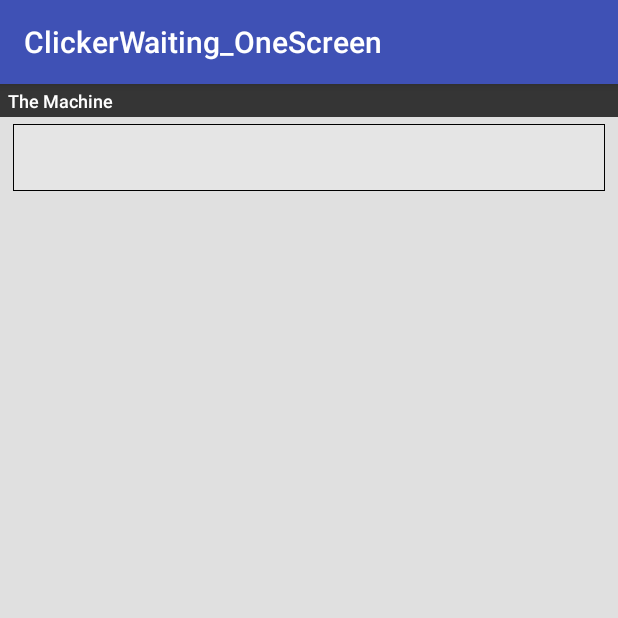
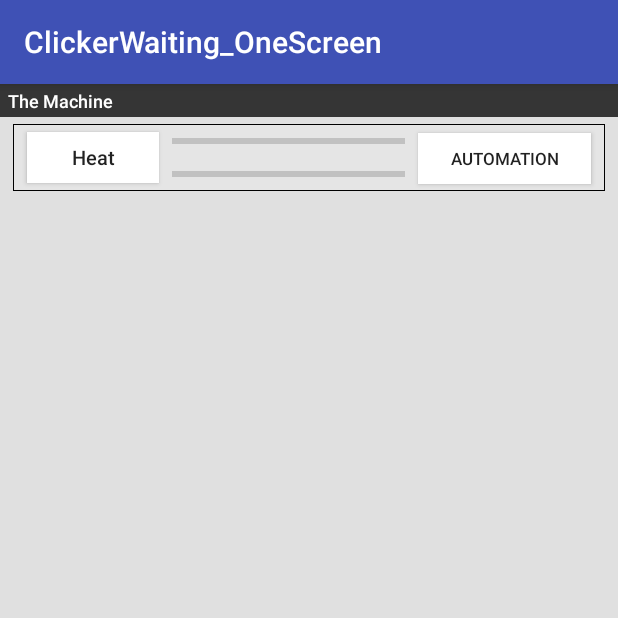
Before and after one commit to Lee-Hyeon/clicker_and_waiting, an Android app: the screen it shows after launch (MainActivity), on a phone screen of 412 x 824 dp, the top half of it. Run offline under Robolectric (Android 15) with nearby library versions, the phone set to English and light mode, and no system bars.

Commit message:
Heat UI 디자인(클리커) 완

```diff
--- a/ClickerWaiting_OneScreen/app/src/main/res/layout/activity_main.xml
+++ b/ClickerWaiting_OneScreen/app/src/main/res/layout/activity_main.xml
@@ -34,7 +34,9 @@
                     android:textAlignment="textStart"
                     android:textAllCaps="false"
                     android:textColor="#FFFFFF"
-                    android:textSize="12sp" />
+                    android:textSize="12sp"
+                    android:clickable="false"
+                    tools:ignore="RtlCompat" />
             </LinearLayout>
 
             <!-- Heat 생산 -->
@@ -52,6 +54,61 @@
                     android:orientation="horizontal"
                     android:layout_margin="0.1pt"
                     android:background="#E5E5E5">
+
+                    <Button
+                        android:id="@+id/bt_Heat"
+                        android:layout_width="wrap_content"
+                        android:layout_height="wrap_content"
+                        android:layout_weight="0"
+                        android:background="#ffffff"
+                        android:text="@string/Heat"
+                        android:textAllCaps="false"
+                        android:layout_marginLeft="4pt"
+                        android:layout_marginRight="4pt"
+                        android:layout_marginTop="2pt"
+                        android:layout_marginBottom="2pt"
+                        android:textSize="6pt"/>
+
+                    <LinearLayout
+                        android:layout_width="wrap_content"
+                        android:layout_height="match_parent"
+                        android:orientation="vertical"
+                        android:layout_weight="4">
+
+                        <ProgressBar
+                            android:id="@+id/pb_HeatCapacity"
+                            style="?android:attr/progressBarStyleHorizontal"
+                            android:layout_width="match_parent"
+                            android:layout_height="match_parent"
+                            android:layout_weight="1"
+                            android:indeterminate="false"
+                            android:max="@integer/Heat_max"
+                            android:progress="@integer/Heat_prog"
+                            android:visibility="visible"
+                            tools:visibility="visible" />
+
+                        <ProgressBar
+                            android:id="@+id/pb_HeatProduction"
+                            style="?android:attr/progressBarStyleHorizontal"
+                            android:layout_width="match_parent"
+                            android:layout_height="match_parent"
+                            android:layout_weight="1" />
+
+                    </LinearLayout>
+
+                    <Button
+                        android:id="@+id/bt_HeatAuto"
+                        android:layout_width="wrap_content"
+                        android:layout_height="wrap_content"
+                        android:layout_marginBottom="2pt"
+                        android:layout_marginLeft="4pt"
+                        android:layout_marginRight="4pt"
+                        android:layout_marginTop="2pt"
+                        android:layout_weight="1"
+                        android:background="#ffffff"
+                        android:text="@string/Enable_automation"
+                        android:textSize="5pt" />
+
                 </LinearLayout>
             </LinearLayout>
 
--- /dev/null
+++ b/ClickerWaiting_OneScreen/app/src/main/res/values/integers.xml
@@ -0,0 +1,5 @@
+<?xml version="1.0" encoding="utf-8"?>
+<resources>
+    <integer name="Heat_max" />
+    <integer name="Heat_prog" />
+</resources>
--- a/ClickerWaiting_OneScreen/app/src/main/res/values/strings.xml
+++ b/ClickerWaiting_OneScreen/app/src/main/res/values/strings.xml
@@ -1,4 +1,6 @@
 <resources>
     <string name="app_name">ClickerWaiting_OneScreen</string>
     <string name="TheMachine">\ \ The Machine</string>
+    <string name="Heat">Heat</string>
+    <string name="Enable_automation">automation</string>
 </resources>
```
Also changed, not shown: 1 other file.
